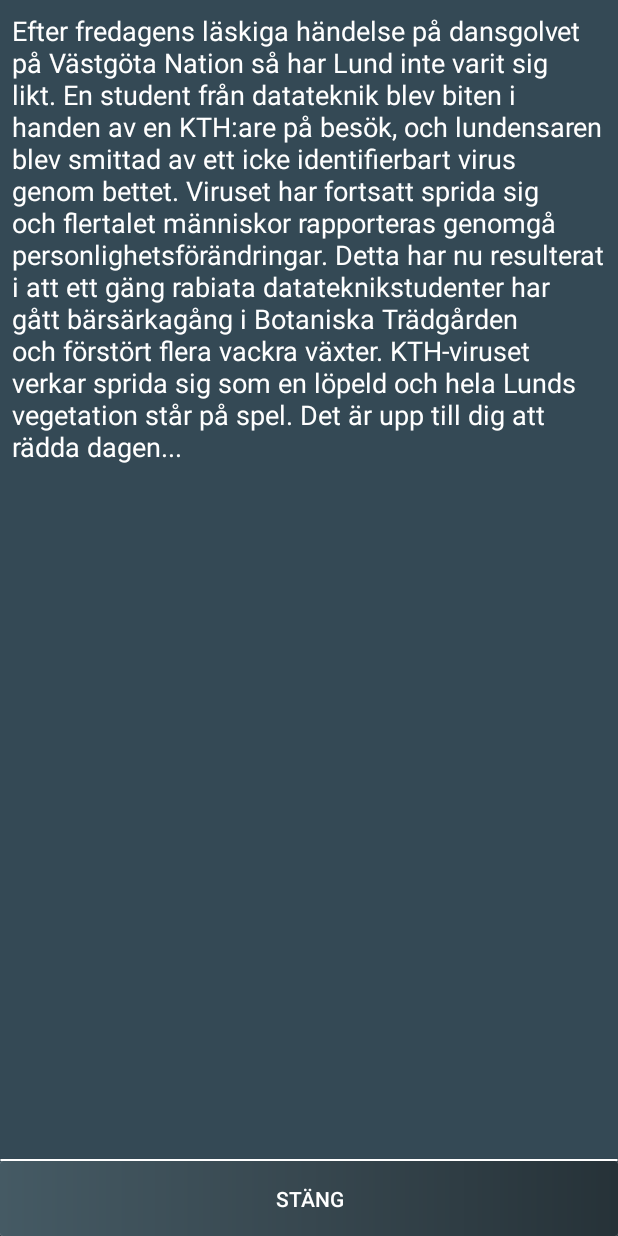
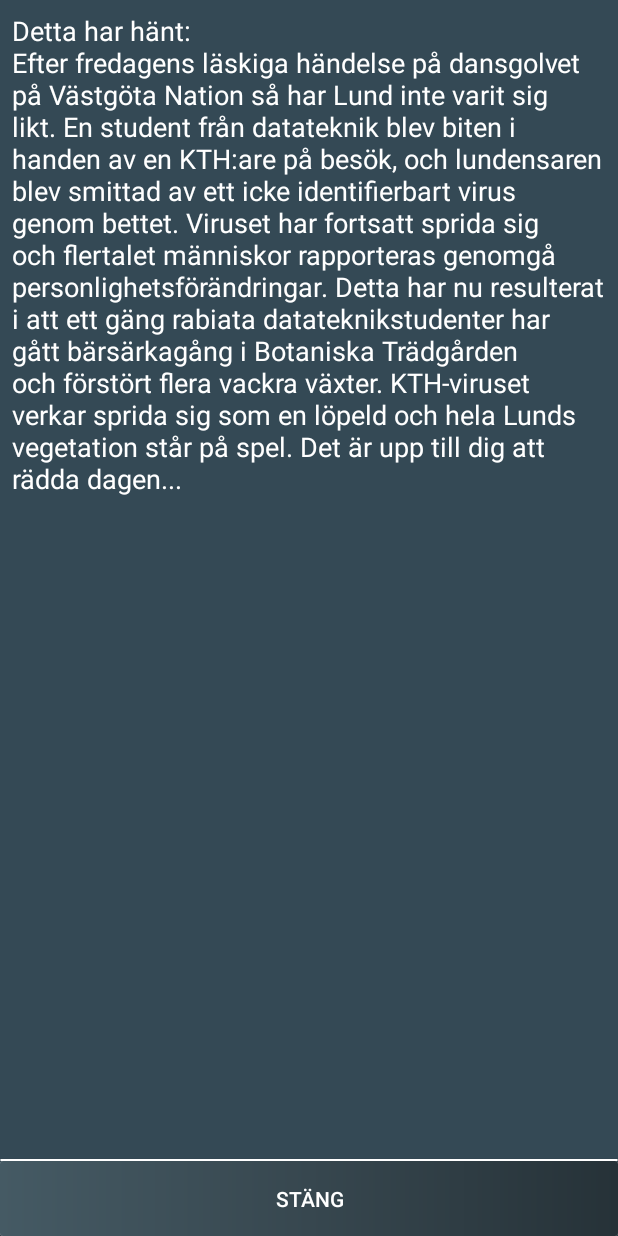
Before and after one commit to joakimoa/icatch, an Android app: the layout popwindow.xml on its own in the app's theme, with its tools: preview values and no code run, on a phone screen of 412 x 824 dp. Run offline under Robolectric (Android 15) with nearby library versions, the phone set to English and light mode, and no system bars; Roboto replaces fonts that are not available here.

Commit message:
Lagt till Detta har hänt

```diff
--- a/app/src/main/res/values/strings.xml
+++ b/app/src/main/res/values/strings.xml
@@ -29,7 +29,7 @@
         Denna ändrar färg från röd till grön beroende på hur långt ifrån din valda zon du är.</string>
 
     <!-- background story text -->
-    <string name="bgStory">Efter fredagens läskiga händelse på dansgolvet på Västgöta Nation så har Lund inte varit sig likt.
+    <string name="bgStory">Detta har hänt:\nEfter fredagens läskiga händelse på dansgolvet på Västgöta Nation så har Lund inte varit sig likt.
         En student från datateknik blev biten i handen av en KTH:are på besök, och lundensaren blev smittad av ett icke identifierbart virus genom bettet.
         Viruset har fortsatt sprida sig och flertalet människor rapporteras genomgå personlighetsförändringar.
         Detta har nu resulterat i att ett gäng rabiata datateknikstudenter har gått bärsärkagång i Botaniska Trädgården och förstört flera vackra växter.
```
